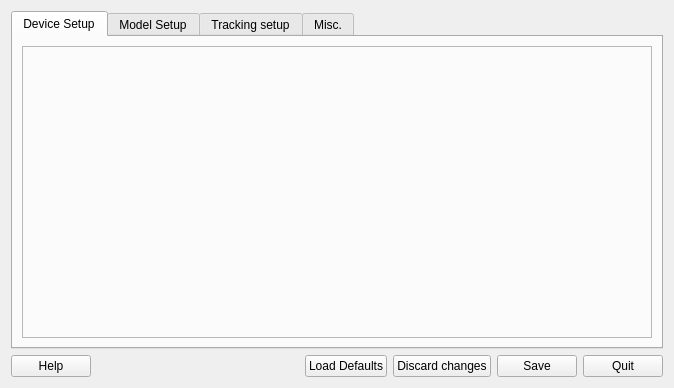
This is src/qt_gui/ltr.ui in mavak/linux-track as Qt 5 draws it before an edit. The edited form follows.
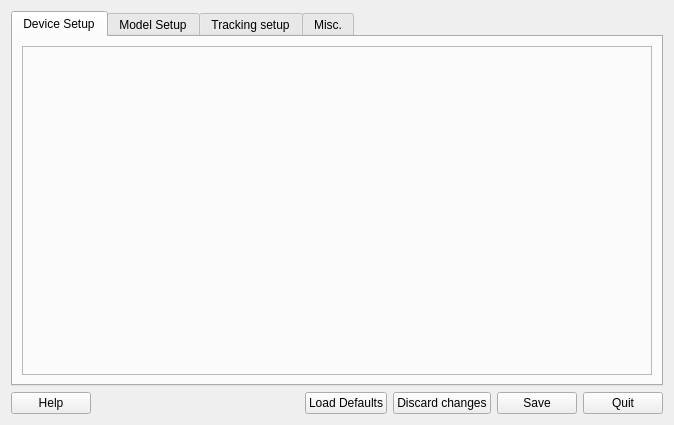
This is the edited form. Icons and pictures are not drawn.

Commit message: Improved XPlane plugin installation; both 32 and 64 plugins are now installed. Wine client plugin should now provide the whole range of rotations.

```diff
--- a/src/qt_gui/ltr.ui
+++ b/src/qt_gui/ltr.ui
@@ -7,7 +7,7 @@
     <x>0</x>
     <y>0</y>
     <width>674</width>
-    <height>388</height>
+    <height>425</height>
    </rect>
   </property>
   <property name="sizePolicy">
@@ -27,7 +27,7 @@
    <item>
     <widget class="QTabWidget" name="LtrTab">
      <property name="sizePolicy">
-      <sizepolicy hsizetype="Minimum" vsizetype="Minimum">
+      <sizepolicy hsizetype="Minimum" vsizetype="Expanding">
        <horstretch>0</horstretch>
        <verstretch>0</verstretch>
       </sizepolicy>
```
The commit also changes 2 other files.
